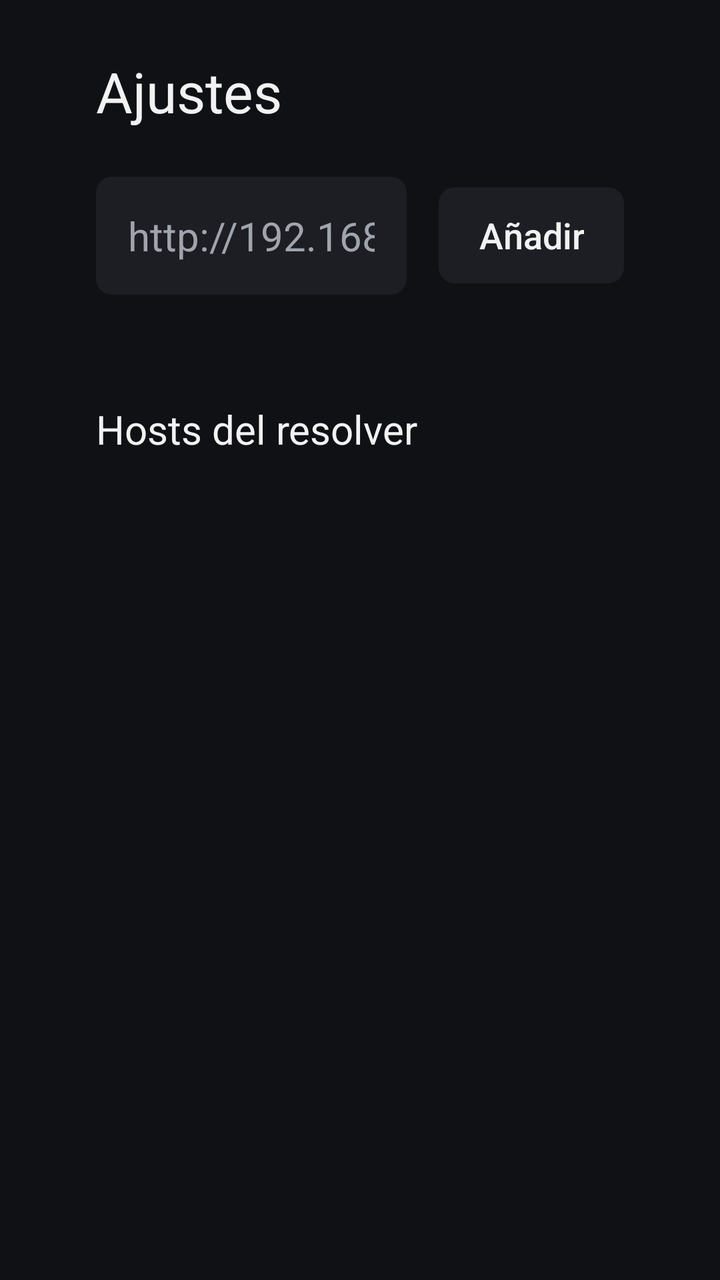
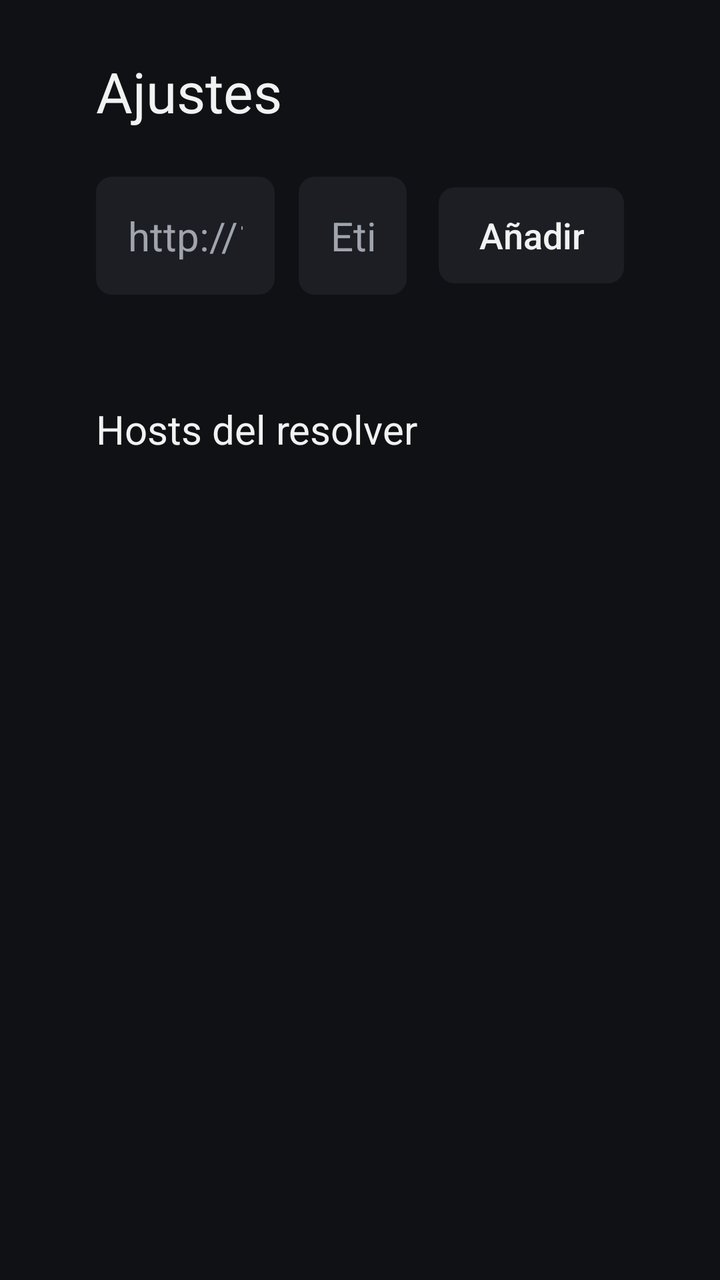

Before-and-after screenshots of an Android layout around one commit, followed by the original layout XML and the change that was made.
<!-- AndroidManifest.xml: application theme Theme.TelePropia -->
<!-- res/layout/activity_settings.xml -->
<?xml version="1.0" encoding="utf-8"?>
<LinearLayout xmlns:android="http://schemas.android.com/apk/res/android"
    android:layout_width="match_parent"
    android:layout_height="match_parent"
    android:orientation="vertical"
    android:paddingStart="@dimen/overscan_h"
    android:paddingTop="@dimen/overscan_v"
    android:paddingEnd="@dimen/overscan_h"
    android:paddingBottom="@dimen/overscan_v">

    <TextView
        android:layout_width="wrap_content"
        android:layout_height="wrap_content"
        android:text="@string/settings_title"
        android:textColor="@color/text"
        android:textSize="28sp" />

    <TextView
        android:id="@+id/first_run_hint"
        android:layout_width="wrap_content"
        android:layout_height="wrap_content"
        android:layout_marginTop="8dp"
        android:text="@string/settings_first_run"
        android:textColor="@color/text_secondary"
        android:textSize="18sp"
        android:visibility="gone" />

    <LinearLayout
        android:layout_width="match_parent"
        android:layout_height="wrap_content"
        android:layout_marginTop="24dp"
        android:gravity="center_vertical"
        android:orientation="horizontal">

        <EditText
            android:id="@+id/host_input"
            android:layout_width="0dp"
            android:layout_height="wrap_content"
            android:layout_weight="1"
            android:background="@drawable/bg_focusable"
            android:hint="@string/settings_host_hint"
            android:imeOptions="actionDone"
            android:importantForAutofill="no"
            android:inputType="textUri"
            android:padding="16dp"
            android:singleLine="true"
            android:textColor="@color/text"
            android:textColorHint="@color/text_secondary"
            android:textSize="20sp" />

        <Button
            android:id="@+id/add_button"
            style="@style/Widget.TelePropia.Button"
            android:layout_width="wrap_content"
            android:layout_height="wrap_content"
            android:layout_marginStart="16dp"
            android:text="@string/settings_add" />
    </LinearLayout>

    <TextView
        android:id="@+id/status_text"
        android:layout_width="wrap_content"
        android:layout_height="wrap_content"
        android:layout_marginTop="8dp"
        android:textColor="@color/text_secondary"
        android:textSize="16sp" />

    <TextView
        android:layout_width="wrap_content"
        android:layout_height="wrap_content"
        android:layout_marginTop="24dp"
        android:layout_marginBottom="12dp"
        android:text="@string/settings_hosts_title"
        android:textColor="@color/text"
        android:textSize="20sp" />

    <FrameLayout
        android:layout_width="match_parent"
        android:layout_height="0dp"
        android:layout_weight="1">

        <androidx.recyclerview.widget.RecyclerView
            android:id="@+id/host_list"
            android:layout_width="match_parent"
            android:layout_height="match_parent"
            android:clipToPadding="false"
            android:padding="4dp" />

        <TextView
            android:id="@+id/empty_hosts"
            android:layout_width="wrap_content"
            android:layout_height="wrap_content"
            android:text="@string/settings_no_hosts"
            android:textColor="@color/text_secondary"
            android:textSize="18sp"
            android:visibility="gone" />
    </FrameLayout>
</LinearLayout>
<!-- resources referenced by this layout -->
<resources>
  <color name="text">#FFF2F2F2</color>
  <color name="text_secondary">#FFA0A4AD</color>
  <dimen name="overscan_h">48dp</dimen>
  <dimen name="overscan_v">27dp</dimen>
  <!-- drawable bg_focusable (drawable) -->
  <?xml version="1.0" encoding="utf-8"?>
  <selector xmlns:android="http://schemas.android.com/apk/res/android">
      <item android:state_focused="true">
          <shape android:shape="rectangle">
              <solid android:color="@color/focus_fill" />
              <stroke
                  android:width="@dimen/focus_stroke"
                  android:color="@color/accent" />
              <corners android:radius="@dimen/corner" />
          </shape>
      </item>
      <item android:state_selected="true">
          <shape android:shape="rectangle">
              <solid android:color="@color/selected" />
              <stroke
                  android:width="1dp"
                  android:color="@color/accent" />
              <corners android:radius="@dimen/corner" />
          </shape>
      </item>
      <item>
          <shape android:shape="rectangle">
              <solid android:color="@color/surface" />
              <corners android:radius="@dimen/corner" />
          </shape>
      </item>
  </selector>
  <string name="settings_add">Añadir</string>
  <string name="settings_first_run">Hace falta el host del resolver para ver partidos.</string>
  <string name="settings_host_hint">http://192.168.1.10:3000</string>
  <string name="settings_hosts_title">Hosts del resolver</string>
  <string name="settings_no_hosts">Todavía no hay hosts.</string>
  <string name="settings_title">Ajustes</string>
  <style name="Widget.TelePropia.Button" parent="Widget.AppCompat.Button.Borderless">
          <item name="android:background">@drawable/bg_focusable</item>
          <item name="android:textColor">@color/text</item>
          <item name="android:textSize">18sp</item>
          <item name="android:textAllCaps">false</item>
          <item name="android:paddingStart">20dp</item>
          <item name="android:paddingEnd">20dp</item>
          <item name="android:minHeight">48dp</item>
      </style>
  <style name="Theme.TelePropia" parent="Theme.AppCompat.NoActionBar">
          <item name="android:windowBackground">@color/bg</item>
          <item name="colorPrimary">@color/accent</item>
          <item name="colorPrimaryDark">@color/black</item>
          <item name="colorAccent">@color/accent</item>
          <item name="android:textColorPrimary">@color/text</item>
          <item name="android:textColorSecondary">@color/text_secondary</item>
      </style>
  <color name="focus_fill">#FF24375C</color>
  <dimen name="focus_stroke">3dp</dimen>
  <color name="accent">#FF3D7BFF</color>
  <dimen name="corner">8dp</dimen>
  <color name="selected">#FF2D3340</color>
  <color name="surface">#FF1C1E24</color>
  <color name="bg">#FF101114</color>
  <color name="black">#FF000000</color>
</resources>

<!-- the commit's change to res/layout/activity_settings.xml (unified diff, before → after) -->
@@ -39,9 +39,27 @@
             android:layout_weight="1"
             android:background="@drawable/bg_focusable"
             android:hint="@string/settings_host_hint"
+            android:imeOptions="actionNext"
+            android:importantForAutofill="no"
+            android:inputType="textUri"
+            android:nextFocusRight="@+id/label_input"
+            android:padding="16dp"
+            android:singleLine="true"
+            android:textColor="@color/text"
+            android:textColorHint="@color/text_secondary"
+            android:textSize="20sp" />
+
+        <EditText
+            android:id="@+id/label_input"
+            android:layout_width="0dp"
+            android:layout_height="wrap_content"
+            android:layout_marginStart="12dp"
+            android:layout_weight="0.6"
+            android:background="@drawable/bg_focusable"
+            android:hint="@string/settings_label_hint"
             android:imeOptions="actionDone"
             android:importantForAutofill="no"
-            android:inputType="textUri"
+            android:inputType="text"
             android:padding="16dp"
             android:singleLine="true"
             android:textColor="@color/text"
<!-- resource entries referenced after the edit -->
@@ -36,6 +36,7 @@
   <string name="settings_first_run">Hace falta el host del resolver para ver partidos.</string>
   <string name="settings_host_hint">http://192.168.1.10:3000</string>
   <string name="settings_hosts_title">Hosts del resolver</string>
+  <string name="settings_label_hint">Etiqueta (opcional)</string>
   <string name="settings_no_hosts">Todavía no hay hosts.</string>
   <string name="settings_title">Ajustes</string>
   <style name="Widget.TelePropia.Button" parent="Widget.AppCompat.Button.Borderless">
